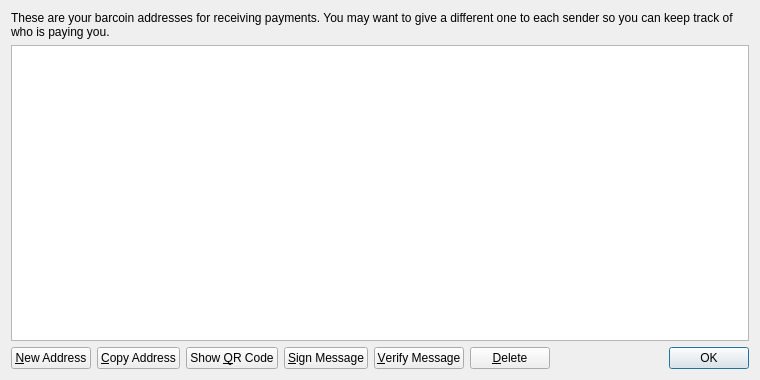
Before: the Qt Designer form src/qt/forms/addressbookpage.ui in DigitalCurrencyProgramming/yabarcoin, drawn with Qt 5.
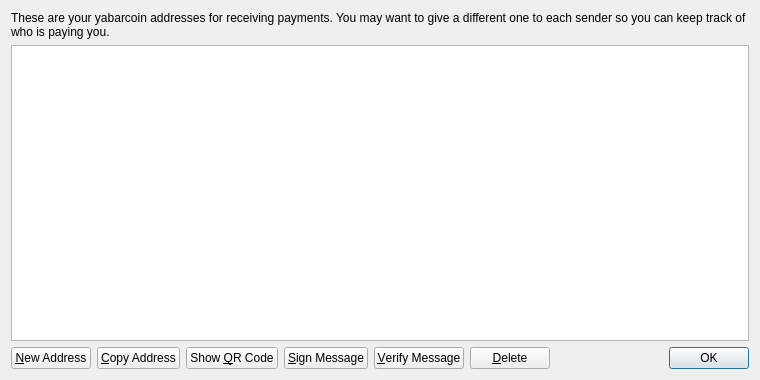
After: the same form once the commit is applied. Icons and pictures are not drawn.

The edit to the form file:
```diff
--- a/src/qt/forms/addressbookpage.ui
+++ b/src/qt/forms/addressbookpage.ui
@@ -17,7 +17,7 @@
    <item>
     <widget class="QLabel" name="labelExplanation">
      <property name="text">
-      <string>These are your barcoin addresses for receiving payments. You may want to give a different one to each sender so you can keep track of who is paying you.</string>
+      <string>These are your yabarcoin addresses for receiving payments. You may want to give a different one to each sender so you can keep track of who is paying you.</string>
      </property>
      <property name="textFormat">
       <enum>Qt::PlainText</enum>
```
